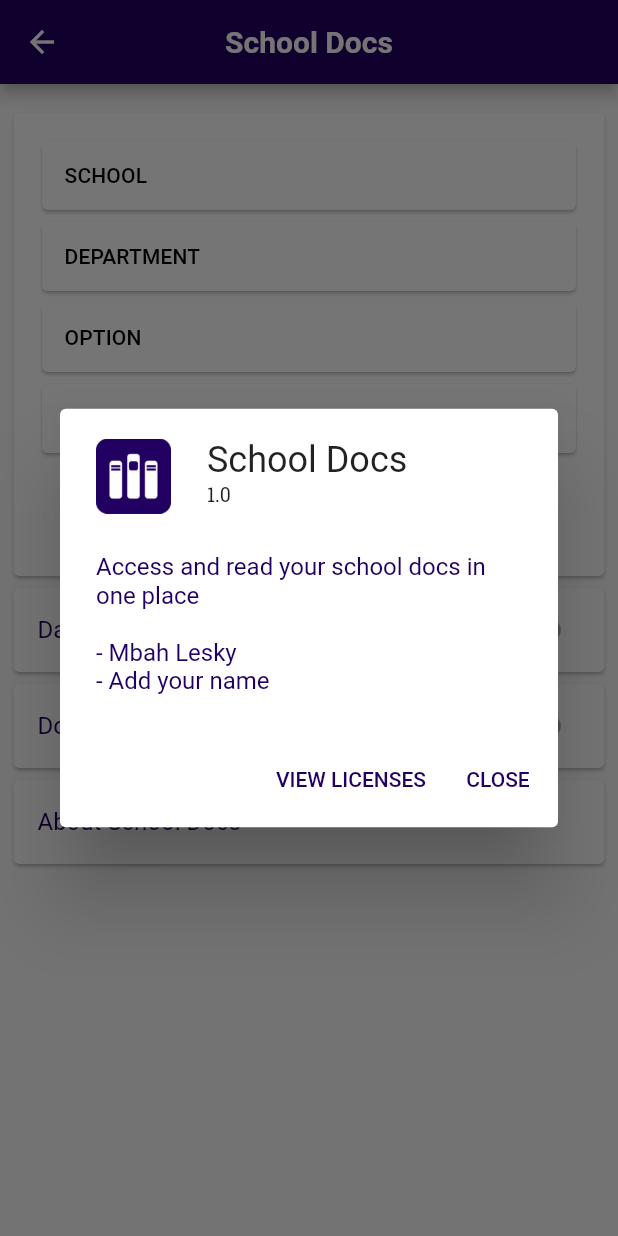
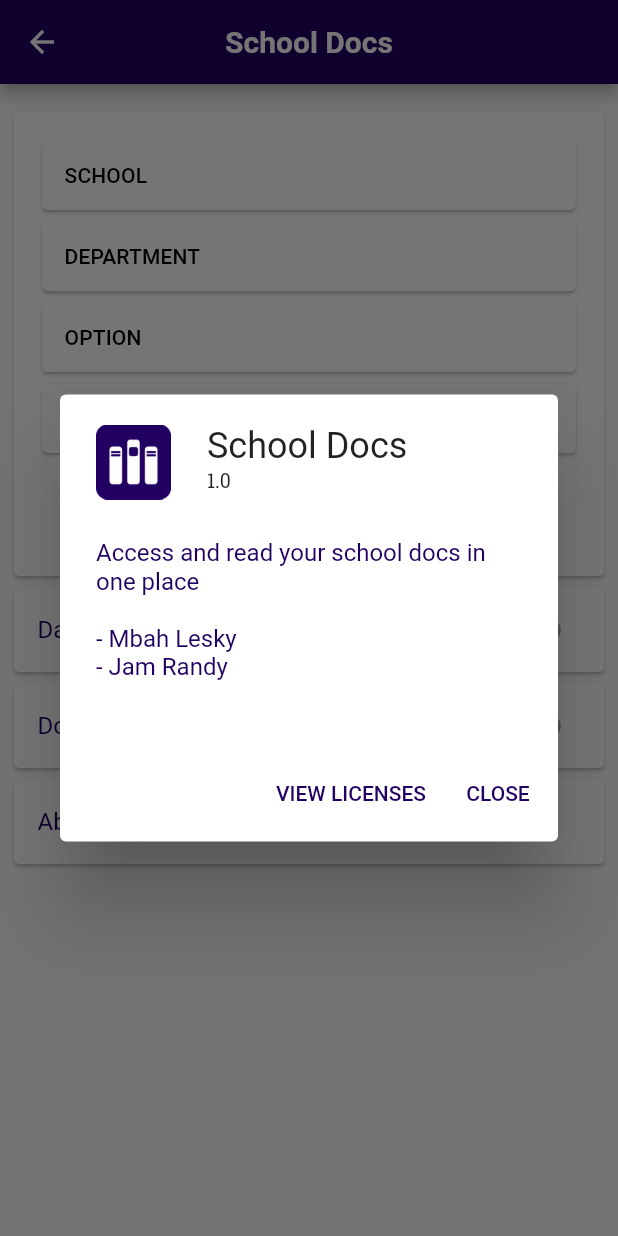
Before and after one commit to MLesky/School-Docs, a Flutter app: the SettingsPage screen opened by its route, after a tap on "About School Docs", on a phone screen of 412 x 824 dp. Run offline on Flutter 3.47's test engine with Material 2 defaults, Android fonts, the light colour scheme and no system bars; our stand-ins replace flutter_spinkit, flutter_svg, go_router, google_fonts, shared_preferences; missing offline and left inert: syncfusion_flutter_pdfviewer; accounts and stored records are empty; Roboto replaces fonts that are missing (Ledger, Rufina).

Commit message:
added my name to the about

```diff
--- a/lib/app/settings/screen.dart
+++ b/lib/app/settings/screen.dart
@@ -170,7 +170,7 @@ class SettingsPage extends StatelessWidget {
                         ),
                         const Text(
                             '- Mbah Lesky\n'
-                            '- Add your name'),
+                            '- Jam Randy\n'),
                       ],
                     );
                   }),
```
